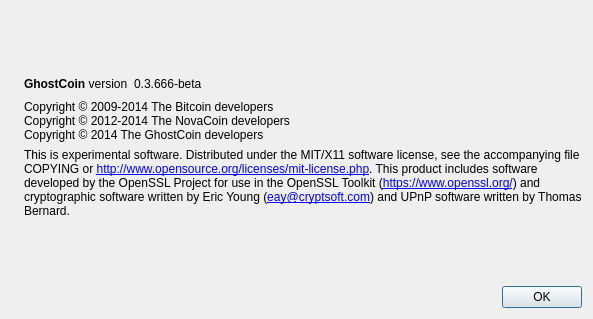
First picture: the form in src/qt/forms/aboutdialog.ui, repository smith7800/spook, before the edit.
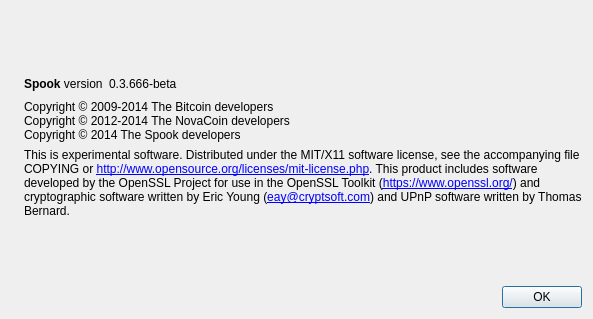
Second picture: the form after the edit. Icons and pictures are not drawn.

The edit to the form file:
```diff
--- a/src/qt/forms/aboutdialog.ui
+++ b/src/qt/forms/aboutdialog.ui
@@ -50,7 +50,7 @@
           <cursorShape>IBeamCursor</cursorShape>
          </property>
          <property name="text">
-          <string>&lt;b&gt;GhostCoin&lt;/b&gt; version</string>
+          <string>&lt;b&gt;Spook&lt;/b&gt; version</string>
          </property>
          <property name="textInteractionFlags">
           <set>Qt::LinksAccessibleByMouse|Qt::TextSelectableByKeyboard|Qt::TextSelectableByMouse</set>
@@ -93,7 +93,7 @@
        <property name="text">
         <string>Copyright © 2009-2014 The Bitcoin developers
 Copyright © 2012-2014 The NovaCoin developers
-Copyright © 2014 The GhostCoin developers</string>
+Copyright © 2014 The Spook developers</string>
        </property>
        <property name="textInteractionFlags">
         <set>Qt::LinksAccessibleByMouse|Qt::TextSelectableByKeyboard|Qt::TextSelectableByMouse</set>
```
Left out of the diff: 2 changed lines with no effect on the pictures.
